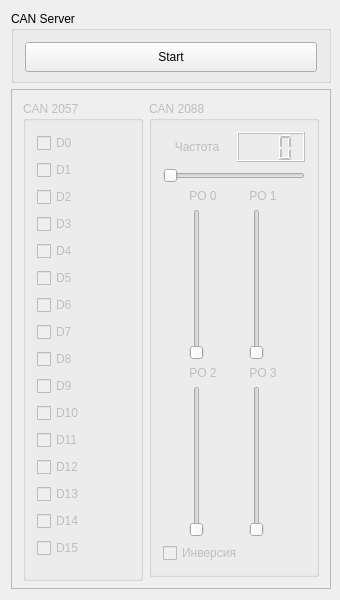
This is Megatron-server/server.ui in sseitov/Megatron as Qt 5 draws it before an edit. The edited form follows.
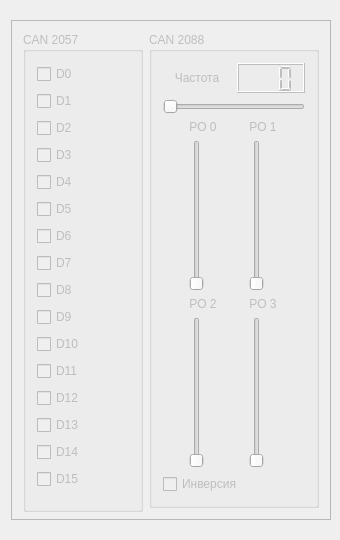
This is the edited form.

What changed in the file:
```diff
--- a/Megatron-server/server.ui
+++ b/Megatron-server/server.ui
@@ -7,68 +7,25 @@
     <x>0</x>
     <y>0</y>
     <width>340</width>
-    <height>600</height>
+    <height>540</height>
    </rect>
   </property>
   <property name="minimumSize">
    <size>
     <width>340</width>
-    <height>600</height>
+    <height>540</height>
    </size>
   </property>
   <property name="maximumSize">
    <size>
     <width>340</width>
-    <height>600</height>
+    <height>540</height>
    </size>
   </property>
   <property name="windowTitle">
    <string>Megatron Server</string>
   </property>
   <layout class="QVBoxLayout" name="verticalLayout">
-   <item>
-    <widget class="QGroupBox" name="parameters">
-     <property name="minimumSize">
-      <size>
-       <width>320</width>
-       <height>60</height>
-      </size>
-     </property>
-     <property name="maximumSize">
-      <size>
-       <width>320</width>
-       <height>16777215</height>
-      </size>
-     </property>
-     <property name="title">
-      <string>CAN Server</string>
-     </property>
-     <layout class="QHBoxLayout" name="horizontalLayout">
-      <item>
-       <widget class="QPushButton" name="startButton">
-        <property name="minimumSize">
-         <size>
-          <width>0</width>
-          <height>30</height>
-         </size>
-        </property>
-        <property name="maximumSize">
-         <size>
-          <width>16777215</width>
-          <height>40</height>
-         </size>
-        </property>
-        <property name="text">
-         <string>Start</string>
-        </property>
-        <property name="checkable">
-         <bool>true</bool>
-        </property>
-       </widget>
-      </item>
-     </layout>
-    </widget>
-   </item>
    <item>
     <widget class="QFrame" name="frame">
      <property name="minimumSize">
```
